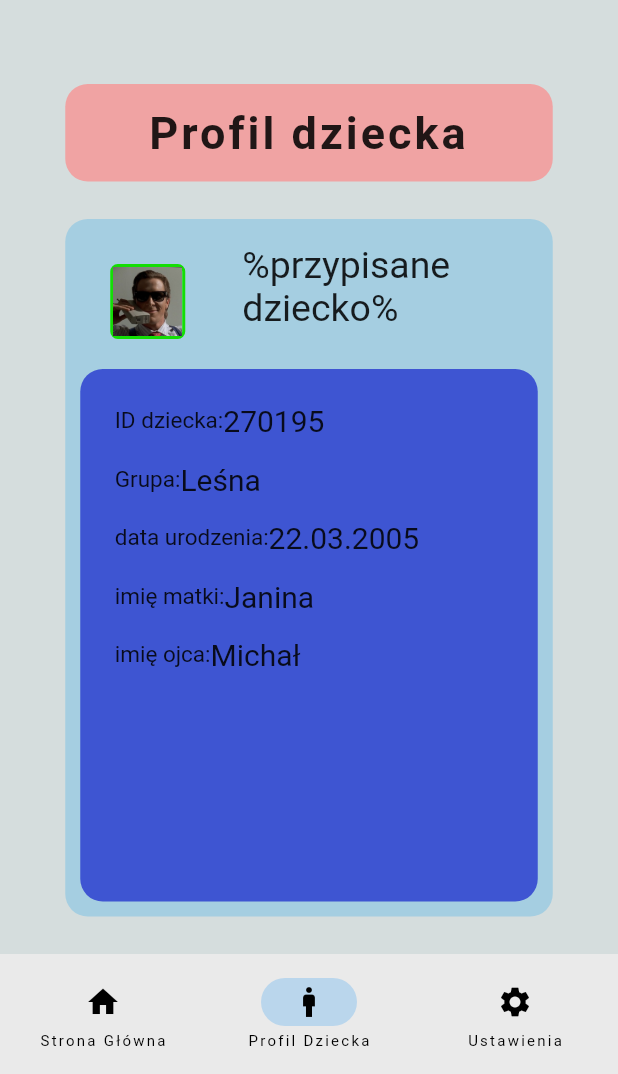
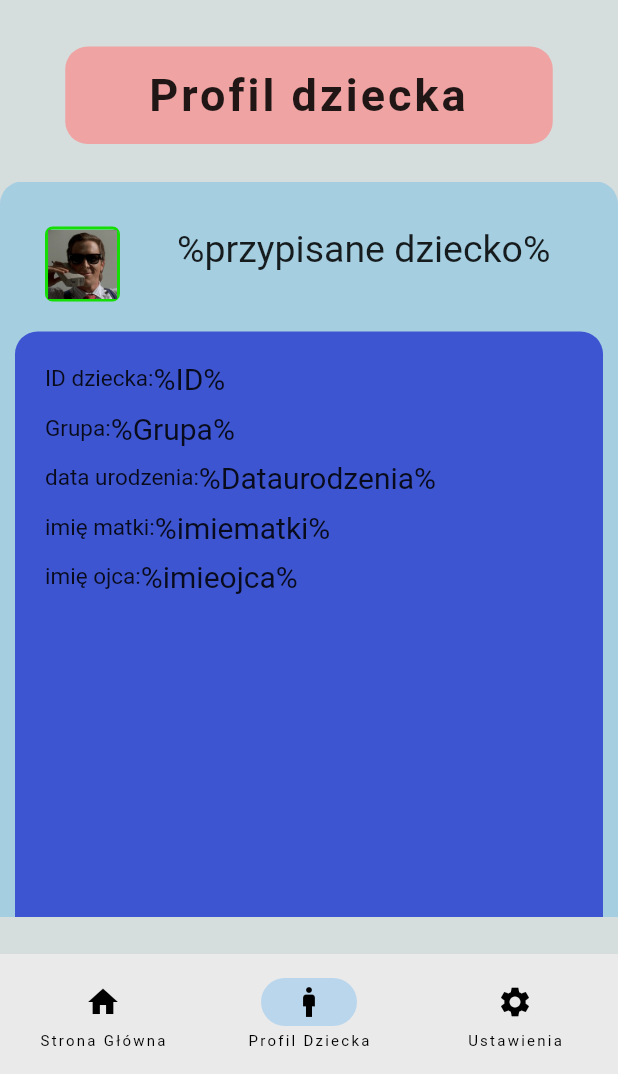
Before and after one commit to Pochmannn/Kinderinfo-FlutterApp, a Flutter app: the screen it shows after launch, item 2 of the bottom bar chosen, on a phone screen of 412 x 824 dp, the part 162-1236 px from its top. Run offline on Flutter 3.47's test engine with Material 2 defaults, Android fonts, the phone set to English and light mode, and no system bars.

Commit message:
Profile fix

```diff
--- a/lib/activities.dart
+++ b/lib/activities.dart
@@ -15,8 +15,9 @@ class Activities extends StatelessWidget {
         const NameAndAvatar(),
         Expanded(
           child: SingleChildScrollView(
+            child: Flexible(
               child: ListView(
-              physics: ScrollPhysics(),
+                physics: const ScrollPhysics(),
                 scrollDirection: Axis.vertical,
                 shrinkWrap: true,
                 children: [
@@ -26,6 +27,7 @@ class Activities extends StatelessWidget {
                   WednesdayActivities(appState: appState),
                   WednesdayActivities(appState: appState),
                 ],
+              ),
             ),
           ),
         ),
@@ -47,10 +49,6 @@ class MondayActivities extends StatelessWidget {
     return Padding(
       padding: const EdgeInsets.all(15.0),
       child: Container(
-        constraints: BoxConstraints(
-          minWidth: MediaQuery.of(context).size.width * 0.7,
-          maxWidth: 800,
-        ),
         decoration: BoxDecoration(
           color: const Color.fromARGB(255, 88, 43, 203),
           borderRadius: BorderRadius.circular(8),
@@ -115,10 +113,6 @@ class TuesdayActivities extends StatelessWidget {
     return Padding(
       padding: const EdgeInsets.all(15.0),
       child: Container(
-        constraints: BoxConstraints(
-          minWidth: MediaQuery.of(context).size.width * 0.7,
-          maxWidth: 800,
-        ),
         decoration: BoxDecoration(
           color: const Color.fromARGB(255, 186, 172, 221),
           borderRadius: BorderRadius.circular(8),
@@ -183,10 +177,6 @@ class WednesdayActivities extends StatelessWidget {
     return Padding(
       padding: const EdgeInsets.all(15.0),
       child: Container(
-        constraints: BoxConstraints(
-          minWidth: MediaQuery.of(context).size.width * 0.7,
-          maxWidth: 800,
-        ),
         decoration: BoxDecoration(
           color: const Color.fromARGB(255, 88, 43, 203),
           borderRadius: BorderRadius.circular(8),
--- a/lib/main.dart
+++ b/lib/main.dart
@@ -117,7 +117,7 @@ class Mpage extends StatelessWidget {
     return Column(children: const [
       NameAndAvatar(),
       SizedBox(height: 25),
-      Banner(),
+      // Banner(),
       SizedBox(height: 10),
       Buttons(),
     ]);
@@ -254,6 +254,7 @@ class Buttons extends Mpage {
               child: const Text(
                 'Powiadomienia',
                 style: TextStyle(
+                  fontSize: 13,
                   fontWeight: FontWeight.bold,
                   color: Colors.white,
                 ),
--- a/lib/profile.dart
+++ b/lib/profile.dart
@@ -6,13 +6,25 @@ class Profile extends StatelessWidget {
 
   @override
   Widget build(BuildContext context) {
-    return Column(children: const [
-      NameAndAvatar(),
-      SizedBox(height: 25),
-      BannerProfile(),
-      SizedBox(height: 25),
-      ListProfile(),
-      SizedBox(height: 25)
+    return Column(children: [
+      const NameAndAvatar(),
+      const BannerProfile(),
+      const SizedBox(height: 25),
+      Expanded(
+        child: SingleChildScrollView(
+          child: Flexible(
+            child: ListView(
+              physics: const ScrollPhysics(),
+              scrollDirection: Axis.vertical,
+              shrinkWrap: true,
+              children: const [
+                ListProfile(),
+              ],
+            ),
+          ),
+        ),
+      ),
+      const SizedBox(height: 25)
     ]);
   }
 }
@@ -26,7 +38,9 @@ class ListProfile extends StatelessWidget {
   Widget build(BuildContext context) {
     return Expanded(
         child: Container(
-      width: 325,
+      constraints: BoxConstraints(
+        maxHeight: MediaQuery.of(context).size.height * 0.7,
+      ),
       decoration: BoxDecoration(
           borderRadius: BorderRadius.circular(15),
           color: const Color.fromARGB(255, 165, 206, 225)),
@@ -75,14 +89,14 @@ class ListProfile extends StatelessWidget {
                 padding: const EdgeInsets.all(15.0),
                 child: Column(children: [
                   Padding(
-                    padding: const EdgeInsets.all(8.0),
+                    padding: const EdgeInsets.all(5.0),
                     child: Row(
                       children: const [
                         Text('ID dziecka:',
                             style: TextStyle(
                               fontSize: 15,
                             )),
-                        Text('270195',
+                        Text('%ID%',
                             style: TextStyle(
                               fontSize: 20,
                             ))
@@ -90,14 +104,14 @@ class ListProfile extends StatelessWidget {
                     ),
                   ),
                   Padding(
-                    padding: const EdgeInsets.all(8.0),
+                    padding: const EdgeInsets.all(5.0),
                     child: Row(
                       children: const [
                         Text('Grupa:',
                             style: TextStyle(
                               fontSize: 15,
                             )),
-                        Text('Leśna',
+                        Text('%Grupa%',
                             style: TextStyle(
                               fontSize: 20,
                             ))
@@ -105,14 +119,14 @@ class ListProfile extends StatelessWidget {
                     ),
                   ),
                   Padding(
-                    padding: const EdgeInsets.all(8.0),
+                    padding: const EdgeInsets.all(5.0),
                     child: Row(
                       children: const [
                         Text('data urodzenia:',
                             style: TextStyle(
                               fontSize: 15,
                             )),
-                        Text('22.03.2005',
+                        Text('%Dataurodzenia%',
                             style: TextStyle(
                               fontSize: 20,
                             ))
@@ -120,14 +134,14 @@ class ListProfile extends StatelessWidget {
                     ),
                   ),
                   Padding(
-                    padding: const EdgeInsets.all(8.0),
+                    padding: const EdgeInsets.all(5.0),
                     child: Row(
                       children: const [
                         Text('imię matki:',
                             style: TextStyle(
                               fontSize: 15,
                             )),
-                        Text('Janina',
+                        Text('%imiematki%',
                             style: TextStyle(
                               fontSize: 20,
                             ))
@@ -135,14 +149,14 @@ class ListProfile extends StatelessWidget {
                     ),
                   ),
                   Padding(
-                    padding: const EdgeInsets.all(8.0),
+                    padding: const EdgeInsets.all(5.0),
                     child: Row(
                       children: const [
                         Text('imię ojca:',
                             style: TextStyle(
                               fontSize: 15,
                             )),
-                        Text('Michał',
+                        Text('%imieojca%',
                             style: TextStyle(
                               fontSize: 20,
                             ))
```
Lines whose indentation alone changed are shown as unchanged.
